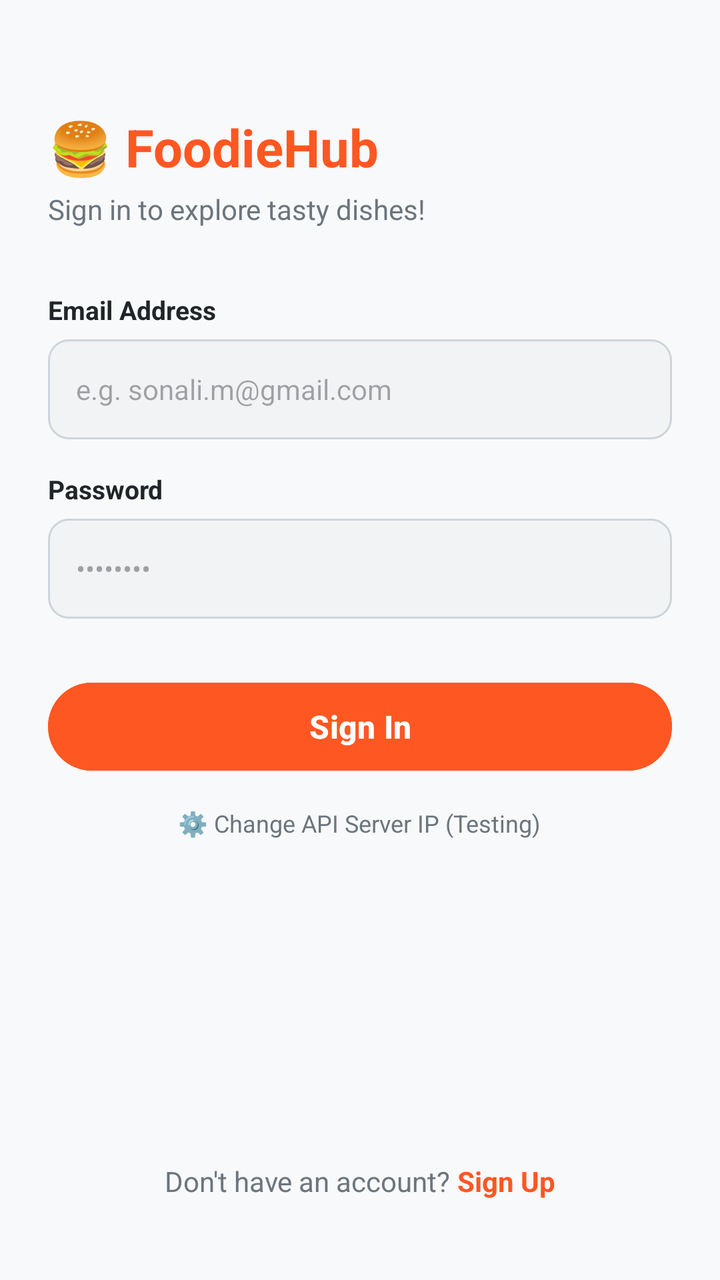
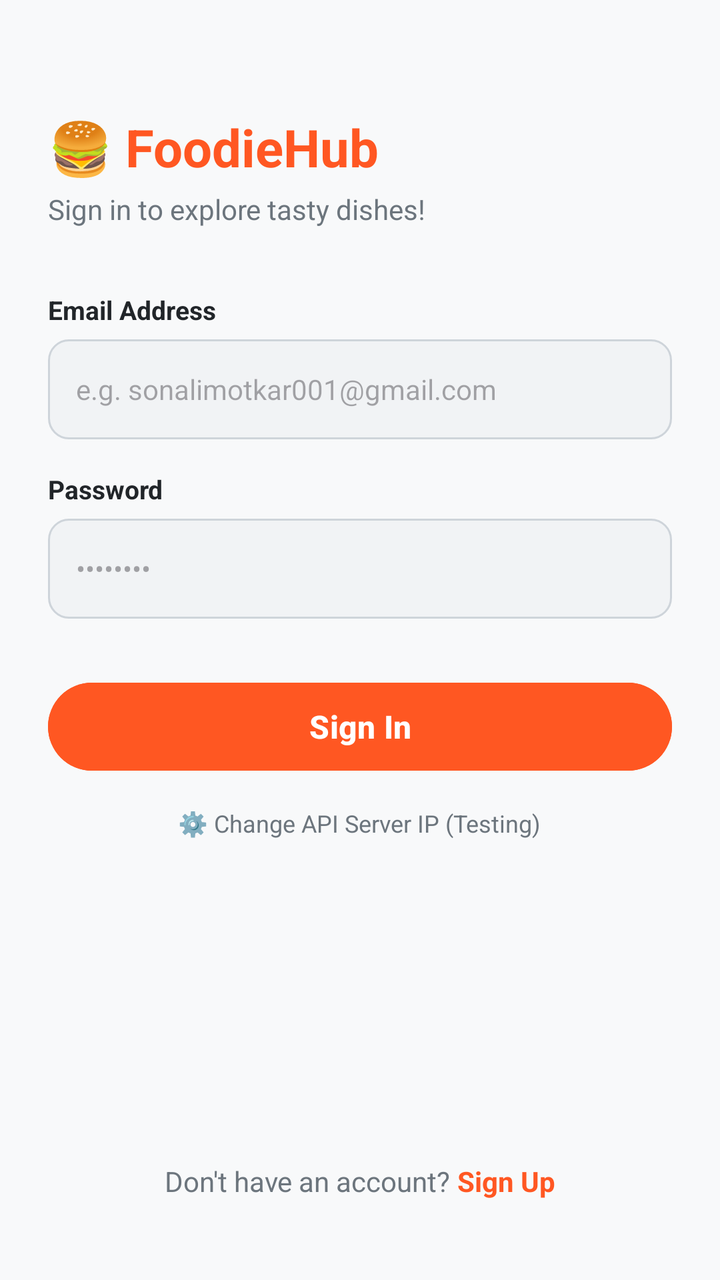

The first picture is an Android layout as it rendered before a commit; the second is the same layout after the commit. The layout source and the unified diff follow.
<!-- AndroidManifest.xml: activity theme Theme.FoodieHub.NoActionBar -->
<!-- res/layout/activity_login.xml -->
<?xml version="1.0" encoding="utf-8"?>
<androidx.constraintlayout.widget.ConstraintLayout xmlns:android="http://schemas.android.com/apk/res/android"
    xmlns:app="http://schemas.android.com/apk/res-auto"
    android:layout_width="match_parent"
    android:layout_height="match_parent"
    android:background="@color/background_light">

    <ScrollView
        android:layout_width="match_parent"
        android:layout_height="match_parent"
        android:fillViewport="true">

        <LinearLayout
            android:layout_width="match_parent"
            android:layout_height="wrap_content"
            android:orientation="vertical"
            android:padding="24dp">

            <TextView
                android:layout_width="wrap_content"
                android:layout_height="wrap_content"
                android:layout_marginTop="32dp"
                android:text="🍔 FoodieHub"
                android:textColor="@color/primary"
                android:textSize="26sp"
                android:textStyle="bold" />

            <TextView
                android:layout_width="wrap_content"
                android:layout_height="wrap_content"
                android:layout_marginTop="4dp"
                android:text="Sign in to explore tasty dishes!"
                android:textColor="@color/text_secondary"
                android:textSize="14sp" />

            <TextView
                android:layout_width="wrap_content"
                android:layout_height="wrap_content"
                android:layout_marginTop="32dp"
                android:text="Email Address"
                android:textColor="@color/text_primary"
                android:textSize="13sp"
                android:textStyle="bold" />

            <EditText
                android:id="@+id/edtLoginEmail"
                android:layout_width="match_parent"
                android:layout_height="50dp"
                android:layout_marginTop="6dp"
                android:background="@drawable/bg_rounded_input"
                android:hint="e.g. sonali.m@gmail.com"
                android:inputType="textEmailAddress"
                android:paddingHorizontal="14dp"
                android:textSize="14sp" />

            <TextView
                android:layout_width="wrap_content"
                android:layout_height="wrap_content"
                android:layout_marginTop="16dp"
                android:text="Password"
                android:textColor="@color/text_primary"
                android:textSize="13sp"
                android:textStyle="bold" />

            <EditText
                android:id="@+id/edtLoginPassword"
                android:layout_width="match_parent"
                android:layout_height="50dp"
                android:layout_marginTop="6dp"
                android:background="@drawable/bg_rounded_input"
                android:hint="••••••••"
                android:inputType="textPassword"
                android:paddingHorizontal="14dp"
                android:textSize="14sp" />

            <Button
                android:id="@+id/btnLoginSubmit"
                android:layout_width="match_parent"
                android:layout_height="52dp"
                android:layout_marginTop="28dp"
                android:backgroundTint="@color/primary"
                android:text="Sign In"
                android:textColor="@color/white"
                android:textSize="16sp"
                android:textStyle="bold" />

            
            <TextView
                android:id="@+id/txtChangeServerIp"
                android:layout_width="wrap_content"
                android:layout_height="wrap_content"
                android:layout_gravity="center"
                android:layout_marginTop="14dp"
                android:text="⚙️ Change API Server IP (Testing)"
                android:textColor="@color/text_secondary"
                android:textSize="12sp" />

            <View
                android:layout_width="0dp"
                android:layout_height="0dp"
                android:layout_weight="1" />

            <LinearLayout
                android:layout_width="wrap_content"
                android:layout_height="wrap_content"
                android:layout_gravity="center"
                android:layout_marginVertical="16dp"
                android:orientation="horizontal">

                <TextView
                    android:layout_width="wrap_content"
                    android:layout_height="wrap_content"
                    android:text="Don't have an account? "
                    android:textColor="@color/text_secondary"
                    android:textSize="14sp" />

                <TextView
                    android:id="@+id/txtGoToRegister"
                    android:layout_width="wrap_content"
                    android:layout_height="wrap_content"
                    android:text="Sign Up"
                    android:textColor="@color/primary"
                    android:textSize="14sp"
                    android:textStyle="bold" />
            </LinearLayout>

        </LinearLayout>
    </ScrollView>

</androidx.constraintlayout.widget.ConstraintLayout>
<!-- resources referenced by this layout -->
<resources>
  <color name="background_light">#F8F9FA</color>
  <color name="primary">#FF5722</color>
  <color name="text_primary">#212529</color>
  <color name="text_secondary">#6C757D</color>
  <color name="white">#FFFFFF</color>
  <!-- drawable bg_rounded_input (drawable) -->
  <?xml version="1.0" encoding="utf-8"?>
  <shape xmlns:android="http://schemas.android.com/apk/res/android"
      android:shape="rectangle">
      <solid android:color="#F1F3F5" />
      <corners android:radius="10dp" />
      <stroke android:width="1dp" android:color="#CED4DA" />
  </shape>
  <style name="Theme.FoodieHub.NoActionBar" parent="Theme.FoodieHub">
          <item name="windowActionBar">false</item>
          <item name="windowNoTitle">true</item>
      </style>
  <style name="Theme.FoodieHub" parent="Theme.Material3.DayNight.NoActionBar">
          <item name="colorPrimary">@color/primary</item>
          <item name="colorPrimaryVariant">@color/primary_dark</item>
          <item name="colorSecondary">@color/accent</item>
          <item name="android:statusBarColor">@color/primary_dark</item>
          <item name="android:windowLightStatusBar">false</item>
          <item name="windowActionBar">false</item>
          <item name="windowNoTitle">true</item>
      </style>
  <color name="primary_dark">#E64A19</color>
  <color name="accent">#FF9800</color>
</resources>

<!-- the commit's change to res/layout/activity_login.xml (unified diff, before → after) -->
@@ -48,7 +48,7 @@
                 android:layout_height="50dp"
                 android:layout_marginTop="6dp"
                 android:background="@drawable/bg_rounded_input"
-                android:hint="e.g. sonali.m@gmail.com"
+                android:hint="e.g. sonalimotkar001@gmail.com"
                 android:inputType="textEmailAddress"
                 android:paddingHorizontal="14dp"
                 android:textSize="14sp" />
